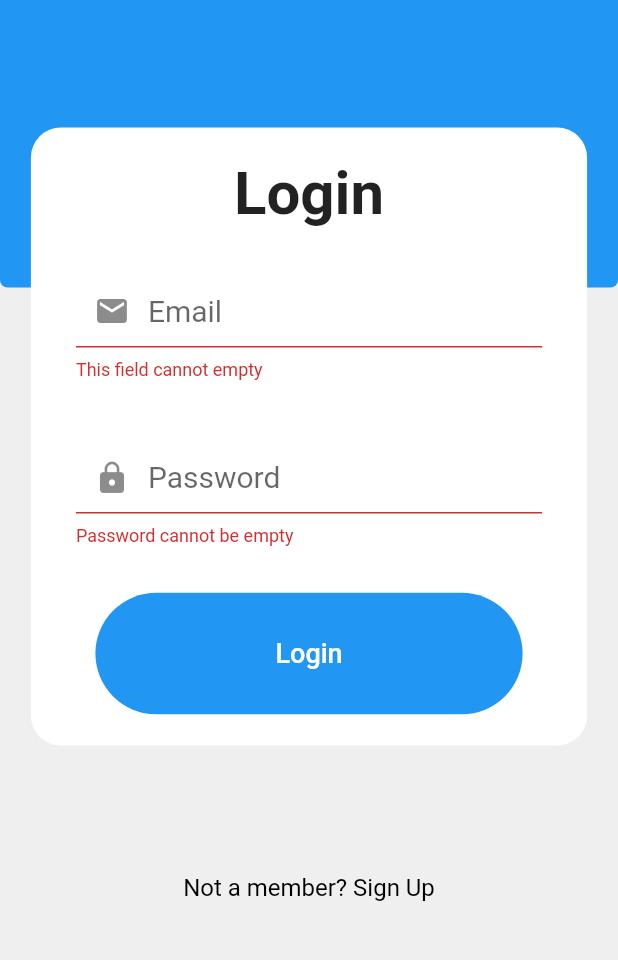
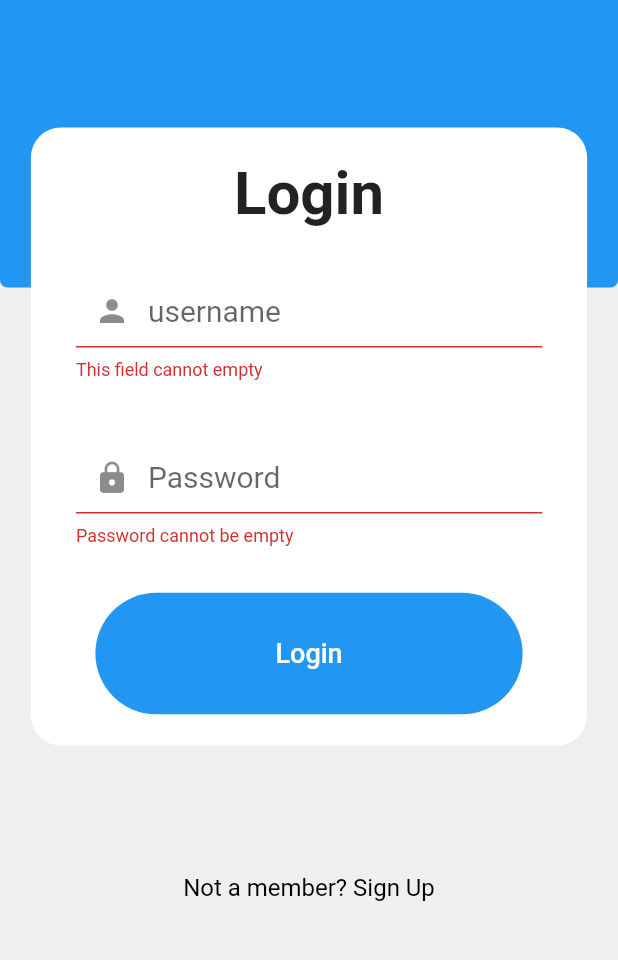
Before and after one commit to iwandepe/physics-app-flutter, a Flutter app: the Login screen opened directly, after a tap on "Login", on a phone screen of 412 x 824 dp, the part 207-1167 px from its top. Run offline on Flutter 3.47's test engine with Material 2 defaults, Android fonts, the phone set to English and light mode, and no system bars.

Commit message:
change username and password according to udacoding

```diff
--- a/lib/login.dart
+++ b/lib/login.dart
@@ -91,8 +91,8 @@ class Login extends StatelessWidget {
                                     controller: _usernameController,
                                     style: TextStyle(fontSize: 20),
                                     decoration: InputDecoration(
-                                      hintText: "Email",
-                                      prefixIcon: Icon(Icons.email),
+                                      hintText: "username",
+                                      prefixIcon: Icon(Icons.person),
                                     ),
                                     validator: (value) {
                                       if (value.isEmpty) {
@@ -155,8 +155,8 @@ class Login extends StatelessWidget {
                                       _password = _passwordController.text;
 
                                       // autentication
-                                      if (_username == 'iwan' &&
-                                          _password == 'iwandwiprakoso') {
+                                      if (_username == 'udacodingid' &&
+                                          _password == 'udacodingJaya2021') {
                                         Navigator.push(
                                             context,
                                             MaterialPageRoute(
--- a/lib/main.dart
+++ b/lib/main.dart
@@ -1,8 +1,5 @@
 import 'package:flutter/material.dart';
 import './login.dart';
-// import './dashboard.dart';
-import './conversion.dart';
-import './menu.dart';
 
 void main() {
   runApp(MyApp());
```
